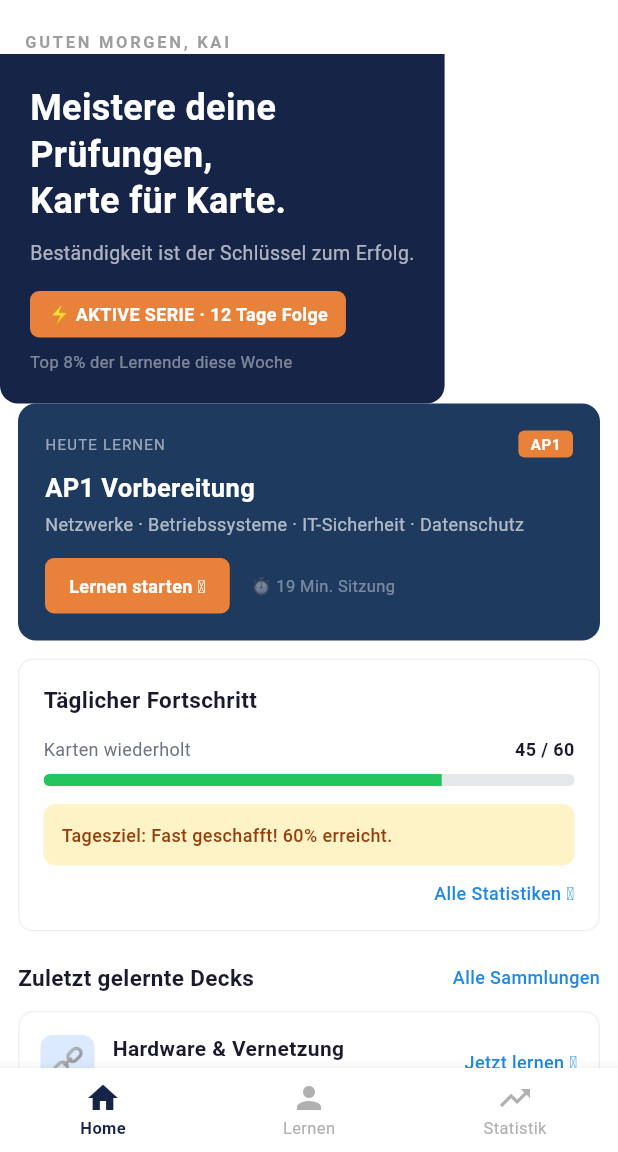
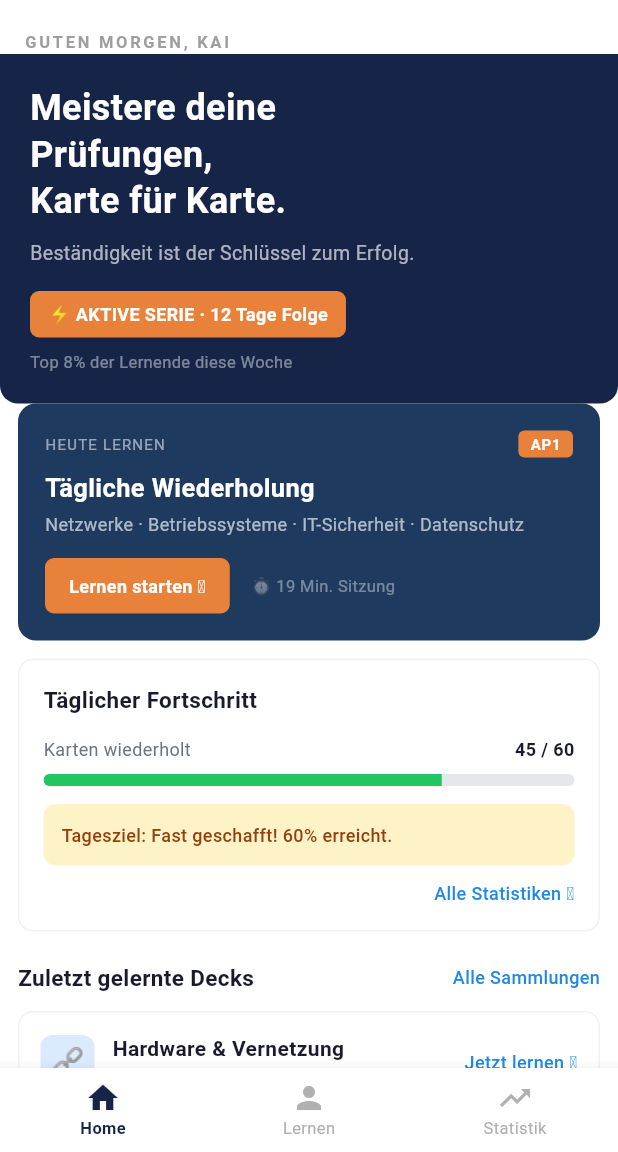
Before and after one commit to anki-project-team/anki-system, a Flutter app: the screen it shows after launch, on a phone screen of 412 x 824 dp, the part 84-1236 px from its top. Run offline on Flutter 3.47's test engine with Material 3 defaults, Android fonts, the phone set to English and light mode, and no system bars; our stand-ins replace cloud_firestore, firebase_core, flutter_local_notifications, timezone; accounts and stored records are empty.

Commit message:
fix: Full-width hero card, rename module to Tägliche Wiederholung
Co-Authored-By: Claude Opus 4.6 (1M context) <noreply@anthropic.com>

```diff
--- a/lib/screens/home_screen.dart
+++ b/lib/screens/home_screen.dart
@@ -95,6 +95,8 @@ class HomeDashboardScreen extends StatelessWidget {
   // ════════════════════════════════════════════════════════════
   Widget _buildHeroCard() {
     return Container(
+      width: double.infinity,
+      margin: EdgeInsets.zero,
       padding: const EdgeInsets.all(20),
       decoration: const BoxDecoration(
         color: Color(0xFF162447),
@@ -201,7 +203,7 @@ class HomeDashboardScreen extends StatelessWidget {
           ),
           const SizedBox(height: 8),
           const Text(
-            'AP1 Vorbereitung',
+            'Tägliche Wiederholung',
             style: TextStyle(
               color: Colors.white,
               fontSize: 17,
```
